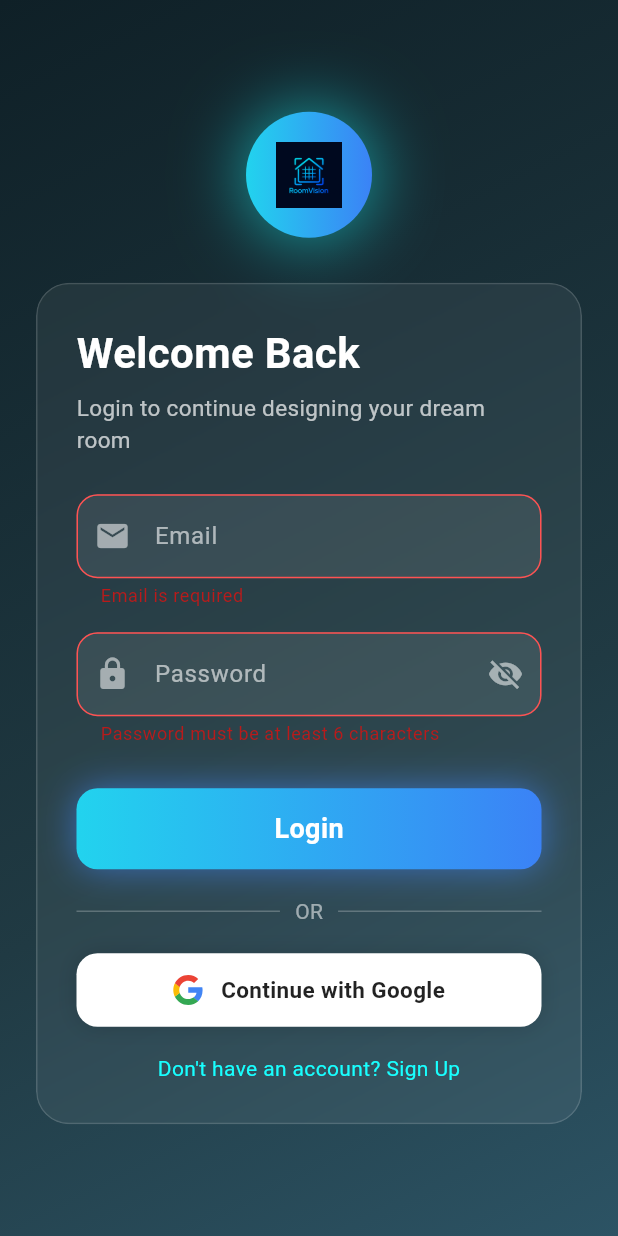
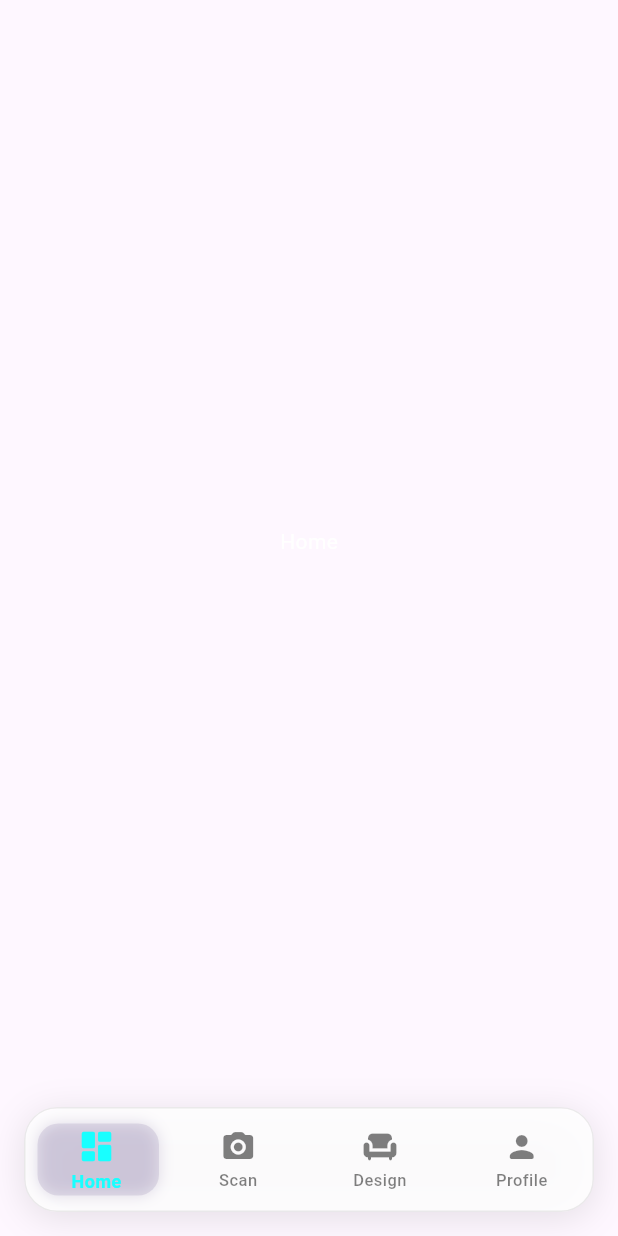
Before and after one commit to kartikdev1211/Room-Vision, a Flutter app: the screen it shows after launch, after a tap on "Login", on a phone screen of 412 x 824 dp. Run offline on Flutter 3.47's test engine with Material 3 defaults, Android fonts, the phone set to English and light mode, and no system bars; our stand-ins replace flutter_svg.

Commit message:
navigation layout done

```diff
--- /dev/null
+++ b/lib/navigation_layout.dart
@@ -0,0 +1,44 @@
+import 'package:flutter/material.dart';
+import 'package:room_vision/screens/design_screen.dart';
+import 'package:room_vision/screens/home_screen.dart';
+import 'package:room_vision/screens/profile_screen.dart';
+import 'package:room_vision/screens/scan_screen.dart';
+import 'package:room_vision/widgets/custom_navbar.dart';
+
+class NavigationLayout extends StatefulWidget {
+  const NavigationLayout({super.key});
+
+  @override
+  State<NavigationLayout> createState() => _NavigationLayoutState();
+}
+
+class _NavigationLayoutState extends State<NavigationLayout> {
+  int _currentIndex = 0;
+
+  late final List<Widget> _screens;
+
+  @override
+  void initState() {
+    super.initState();
+    _screens = const [
+      HomeScreen(),
+      ScanScreen(),
+      DesignScreen(),
+      ProfileScreen(),
+    ];
+  }
+
+  @override
+  Widget build(BuildContext context) {
+    return Scaffold(
+      body: IndexedStack(index: _currentIndex, children: _screens),
+      bottomNavigationBar: CustomBottomNav(
+        currentIndex: _currentIndex,
+        onTap: (index) {
+          if (index == _currentIndex) return;
+          setState(() => _currentIndex = index);
+        },
+      ),
+    );
+  }
+}
--- a/lib/screens/auth_screen.dart
+++ b/lib/screens/auth_screen.dart
@@ -2,11 +2,13 @@
 
 import 'dart:ui';
 
+import 'package:flutter/cupertino.dart';
 import 'package:flutter/material.dart';
 
 import 'package:room_vision/constants/constant_string.dart';
 import 'package:room_vision/constants/text_styles.dart';
 import 'package:room_vision/constants/colors.dart';
+import 'package:room_vision/navigation_layout.dart';
 import 'package:room_vision/widgets/app_primary_button.dart';
 import 'package:room_vision/widgets/app_text_fields.dart';
 import 'package:room_vision/widgets/google_signin_button.dart';
@@ -204,7 +206,13 @@ class _AuthScreenState extends State<AuthScreen>
                     ? ConstantString.login
                     : ConstantString.signup,
                 onPressed: () {
-                  if (_formKey.currentState!.validate()) {}
+                  // if (_formKey.currentState!.validate()) {}
+                  Navigator.pushReplacement(
+                    context,
+                    CupertinoPageRoute(
+                      builder: (context) => NavigationLayout(),
+                    ),
+                  );
                 },
               ),
               const SizedBox(height: 18),
--- /dev/null
+++ b/lib/screens/design_screen.dart
@@ -0,0 +1,12 @@
+import 'package:flutter/material.dart';
+
+class DesignScreen extends StatelessWidget {
+  const DesignScreen({super.key});
+
+  @override
+  Widget build(BuildContext context) {
+    return const Center(
+      child: Text('Design', style: TextStyle(color: Colors.white)),
+    );
+  }
+}
--- /dev/null
+++ b/lib/screens/home_screen.dart
@@ -0,0 +1,12 @@
+import 'package:flutter/material.dart';
+
+class HomeScreen extends StatelessWidget {
+  const HomeScreen({super.key});
+
+  @override
+  Widget build(BuildContext context) {
+    return const Center(
+      child: Text('Home', style: TextStyle(color: Colors.white)),
+    );
+  }
+}
--- /dev/null
+++ b/lib/screens/profile_screen.dart
@@ -0,0 +1,12 @@
+import 'package:flutter/material.dart';
+
+class ProfileScreen extends StatelessWidget {
+  const ProfileScreen({super.key});
+
+  @override
+  Widget build(BuildContext context) {
+    return const Center(
+      child: Text('Profile', style: TextStyle(color: Colors.white)),
+    );
+  }
+}
--- /dev/null
+++ b/lib/screens/scan_screen.dart
@@ -0,0 +1,12 @@
+import 'package:flutter/material.dart';
+
+class ScanScreen extends StatelessWidget {
+  const ScanScreen({super.key});
+
+  @override
+  Widget build(BuildContext context) {
+    return const Center(
+      child: Text('Scan', style: TextStyle(color: Colors.white)),
+    );
+  }
+}
--- /dev/null
+++ b/lib/widgets/custom_navbar.dart
@@ -0,0 +1,132 @@
+// ignore_for_file: deprecated_member_use
+
+import 'dart:ui';
+
+import 'package:flutter/material.dart';
+import 'package:room_vision/widgets/nav_items.dart';
+
+class CustomBottomNav extends StatelessWidget {
+  final int currentIndex;
+  final Function(int) onTap;
+
+  const CustomBottomNav({
+    super.key,
+    required this.currentIndex,
+    required this.onTap,
+  });
+
+  @override
+  Widget build(BuildContext context) {
+    final int itemCount = 4;
+    final double totalWidth = MediaQuery.of(context).size.width - 32;
+    final bool isDark = Theme.of(context).brightness == Brightness.dark;
+
+    return SafeArea(
+      top: false,
+      child: Padding(
+        padding: const EdgeInsets.all(16),
+        child: Container(
+          height: 70,
+          decoration: BoxDecoration(
+            borderRadius: BorderRadius.circular(22),
+            boxShadow: [
+              BoxShadow(
+                color: Colors.black.withOpacity(0.1),
+                blurRadius: 20,
+                offset: const Offset(0, 4),
+              ),
+            ],
+          ),
+          child: ClipRRect(
+            borderRadius: BorderRadius.circular(22),
+            child: BackdropFilter(
+              filter: ImageFilter.blur(sigmaX: 12, sigmaY: 12),
+              child: Container(
+                decoration: BoxDecoration(
+                  // More opaque background that works on white
+                  color: isDark
+                      ? Colors.grey[900]?.withOpacity(0.85)
+                      : Colors.white.withOpacity(0.85),
+                  borderRadius: BorderRadius.circular(22),
+                  border: Border.all(
+                    color: isDark
+                        ? Colors.white.withOpacity(0.1)
+                        : Colors.grey.withOpacity(0.2),
+                  ),
+                ),
+                child: Stack(
+                  alignment: Alignment.center,
+                  children: [
+                    // Animated moving indicator background
+                    AnimatedAlign(
+                      duration: const Duration(milliseconds: 300),
+                      curve: Curves.easeOutCubic,
+                      alignment: Alignment.lerp(
+                        Alignment(-1.0, 0),
+                        Alignment(1.0, 0),
+                        itemCount == 1 ? 0 : (currentIndex / (itemCount - 1)),
+                      )!,
+                      child: Container(
+                        width: totalWidth / itemCount - 14,
+                        height: 48,
+                        margin: const EdgeInsets.symmetric(horizontal: 8),
+                        decoration: BoxDecoration(
+                          color: Theme.of(
+                            context,
+                          ).primaryColor.withOpacity(0.15),
+                          borderRadius: BorderRadius.circular(14),
+                          boxShadow: [
+                            BoxShadow(
+                              color: Theme.of(
+                                context,
+                              ).primaryColor.withOpacity(0.2),
+                              blurRadius: 8,
+                              spreadRadius: 0,
+                            ),
+                          ],
+                        ),
+                      ),
+                    ),
+                    Row(
+                      mainAxisAlignment: MainAxisAlignment.spaceAround,
+                      children: [
+                        NavItem(
+                          icon: Icons.dashboard_rounded,
+                          label: 'Home',
+                          index: 0,
+                          currentIndex: currentIndex,
+                          onTap: onTap,
+                        ),
+                        NavItem(
+                          icon: Icons.camera_alt_rounded,
+                          label: 'Scan',
+                          index: 1,
+                          currentIndex: currentIndex,
+                          onTap: onTap,
+                        ),
+                        NavItem(
+                          icon: Icons.chair_rounded,
+                          label: 'Design',
+                          index: 2,
+                          currentIndex: currentIndex,
+                          onTap: onTap,
+                        ),
+                        NavItem(
+                          icon: Icons.person_rounded,
+                          label: 'Profile',
+                          index: 3,
+                          currentIndex: currentIndex,
+                          onTap: onTap,
+                        ),
+                      ],
+                    ),
+                  ],
+                ),
+              ),
+            ),
+          ),
+        ),
+      ),
+    );
+  }
+}
--- a/lib/widgets/google_signin_button.dart
+++ b/lib/widgets/google_signin_button.dart
@@ -1,3 +1,5 @@
+// ignore_for_file: deprecated_member_use
+
 import 'package:flutter/material.dart';
 import 'package:flutter_svg/svg.dart';
 import 'package:room_vision/constants/colors.dart';
--- /dev/null
+++ b/lib/widgets/nav_items.dart
@@ -0,0 +1,95 @@
+// ignore_for_file: deprecated_member_use
+
+import 'package:flutter/material.dart';
+import 'package:room_vision/constants/colors.dart';
+
+class NavItem extends StatelessWidget {
+  final IconData icon;
+  final String label;
+  final int index;
+  final int currentIndex;
+  final Function(int) onTap;
+
+  const NavItem({
+    super.key,
+    required this.icon,
+    required this.label,
+    required this.index,
+    required this.currentIndex,
+    required this.onTap,
+  });
+
+  @override
+  Widget build(BuildContext context) {
+    final bool isActive = index == currentIndex;
+    final bool isDark = Theme.of(context).brightness == Brightness.dark;
+
+    return Semantics(
+      button: true,
+      selected: isActive,
+      label: label,
+      child: Material(
+        color: Colors.transparent,
+        child: InkWell(
+          borderRadius: BorderRadius.circular(14),
+          splashColor: AppColors.cyanAccentColor.withOpacity(0.1),
+          highlightColor: AppColors.cyanAccentColor.withOpacity(0.05),
+          onTap: () => onTap(index),
+          child: Container(
+            padding: const EdgeInsets.symmetric(horizontal: 12, vertical: 8),
+            constraints: const BoxConstraints(minHeight: 48, minWidth: 60),
+            child: Column(
+              mainAxisSize: MainAxisSize.min,
+              mainAxisAlignment: MainAxisAlignment.center,
+              children: [
+                // Icon with scale animation
+                TweenAnimationBuilder<double>(
+                  duration: const Duration(milliseconds: 300),
+                  curve: Curves.easeOutBack,
+                  tween: Tween(begin: 1.0, end: isActive ? 1.0 : 1.0),
+                  builder: (context, scale, child) {
+                    return Transform.scale(
+                      scale: scale,
+                      child: Icon(
+                        icon,
+                        color: isActive
+                            ? AppColors.cyanAccentColor
+                            : isDark
+                            ? Colors.white.withOpacity(0.6)
+                            : Colors.black.withOpacity(0.5),
+                        size: isActive ? 26 : 24,
+                      ),
+                    );
+                  },
+                ),
+
+                const SizedBox(height: 4),
+
+                // Label with fade and slide animation
+                AnimatedDefaultTextStyle(
+                  duration: const Duration(milliseconds: 250),
+                  curve: Curves.easeOut,
+                  style: TextStyle(
+                    fontSize: isActive ? 12 : 11,
+                    fontWeight: isActive ? FontWeight.w600 : FontWeight.w500,
+                    color: isActive
+                        ? AppColors.cyanAccentColor
+                        : isDark
+                        ? Colors.white.withOpacity(0.6)
+                        : Colors.black.withOpacity(0.5),
+                    letterSpacing: 0.3,
+                  ),
+                  child: Text(
+                    label,
+                    maxLines: 1,
+                    overflow: TextOverflow.ellipsis,
+                  ),
+                ),
+              ],
+            ),
+          ),
+        ),
+      ),
+    );
+  }
+}
```
Also changed, not shown: 1 other file.
